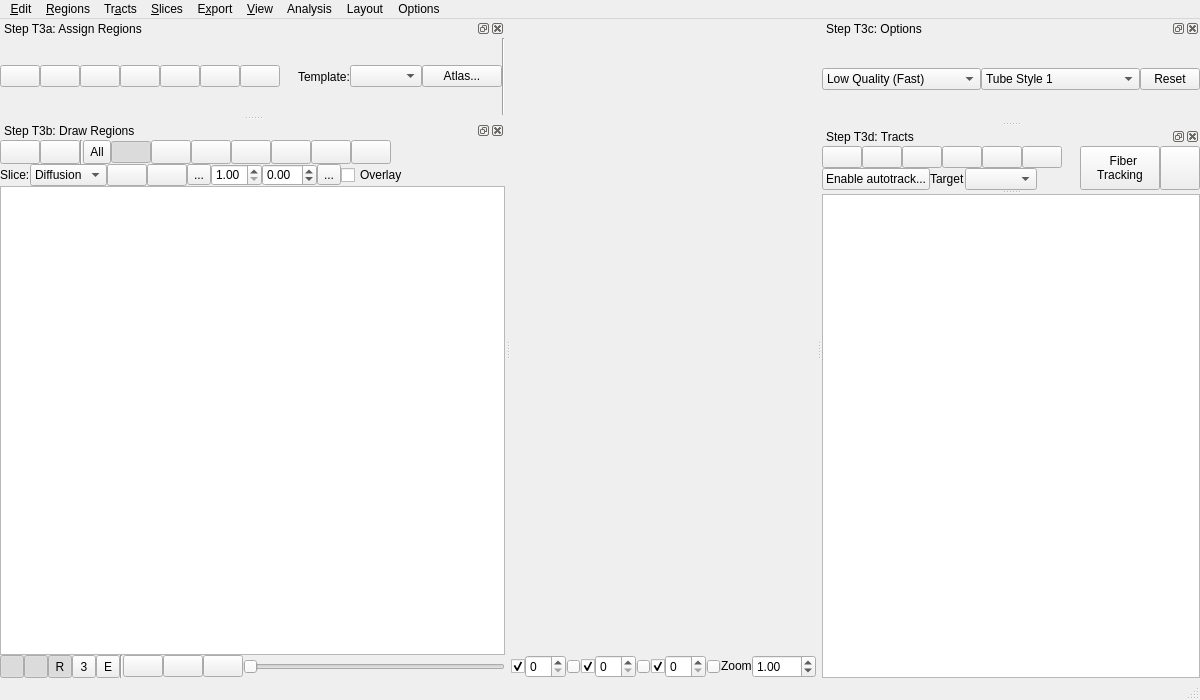
Before: the Qt Designer form tracking/tracking_window.ui in frankyeh/DSI-Studio, drawn with Qt 5.
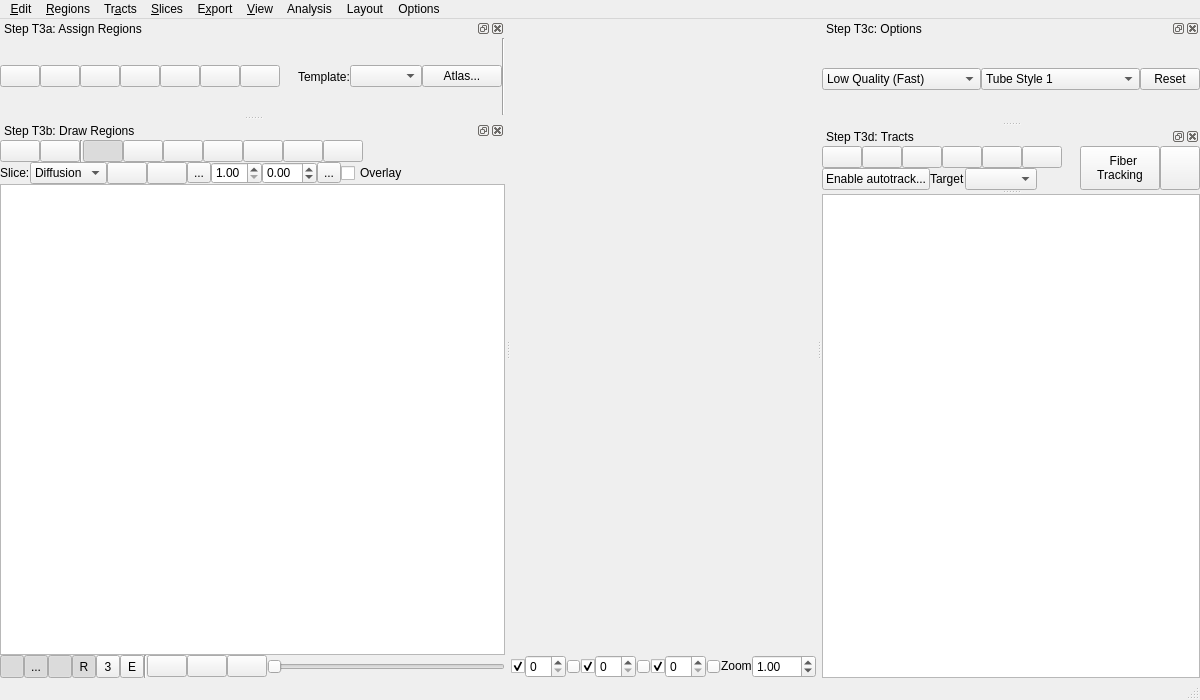
After: the same form once the commit is applied. Icons and pictures are not drawn. Custom widgets are drawn as their Qt base class.

Commit message: [GUI] add ruler to ROI view

Patch:
```diff
--- a/tracking/tracking_window.ui
+++ b/tracking/tracking_window.ui
@@ -1555,25 +1555,6 @@
          </property>
         </widget>
        </item>
-       <item>
-        <widget class="QToolButton" name="all_edit">
-         <property name="minimumSize">
-          <size>
-           <width>28</width>
-           <height>24</height>
-          </size>
-         </property>
-         <property name="toolTip">
-          <string>Modify all regions</string>
-         </property>
-         <property name="text">
-          <string>All</string>
-         </property>
-         <property name="checkable">
-          <bool>true</bool>
-         </property>
-        </widget>
-       </item>
        <item>
         <widget class="QPushButton" name="tool0">
          <property name="sizePolicy">
@@ -2089,6 +2070,38 @@
          </property>
         </widget>
        </item>
+       <item>
+        <widget class="QToolButton" name="show_ruler">
+         <property name="sizePolicy">
+          <sizepolicy hsizetype="Preferred" vsizetype="Preferred">
+           <horstretch>0</horstretch>
+           <verstretch>0</verstretch>
+          </sizepolicy>
+         </property>
+         <property name="minimumSize">
+          <size>
+           <width>24</width>
+           <height>0</height>
+          </size>
+         </property>
+         <property name="toolTip">
+          <string>Show rulers</string>
+         </property>
+         <property name="text">
+          <string>...</string>
+         </property>
+         <property name="icon">
+          <iconset resource="../icons.qrc">
+           <normaloff>:/icons/icons/ruler.xpm</normaloff>:/icons/icons/ruler.xpm</iconset>
+         </property>
+         <property name="checkable">
+          <bool>true</bool>
+         </property>
+         <property name="checked">
+          <bool>true</bool>
+         </property>
+        </widget>
+       </item>
        <item>
         <widget class="QToolButton" name="show_position">
          <property name="sizePolicy">
```
Left out of the diff: 41 changed lines with no effect on the pictures. The commit also changes 7 other files.
